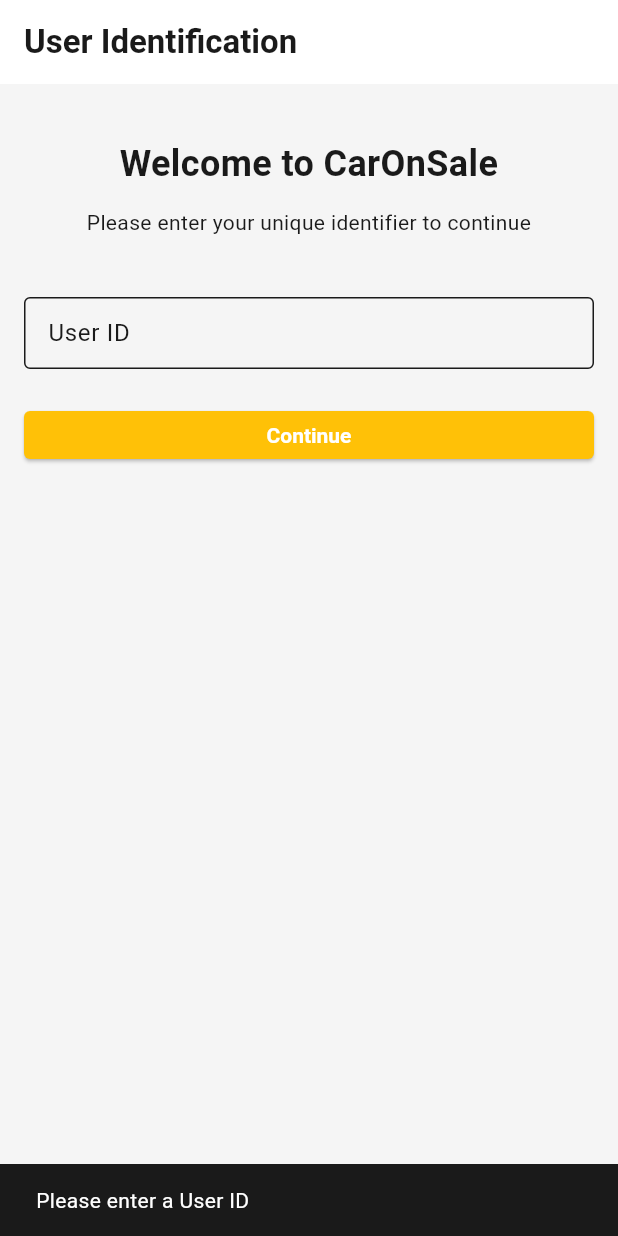
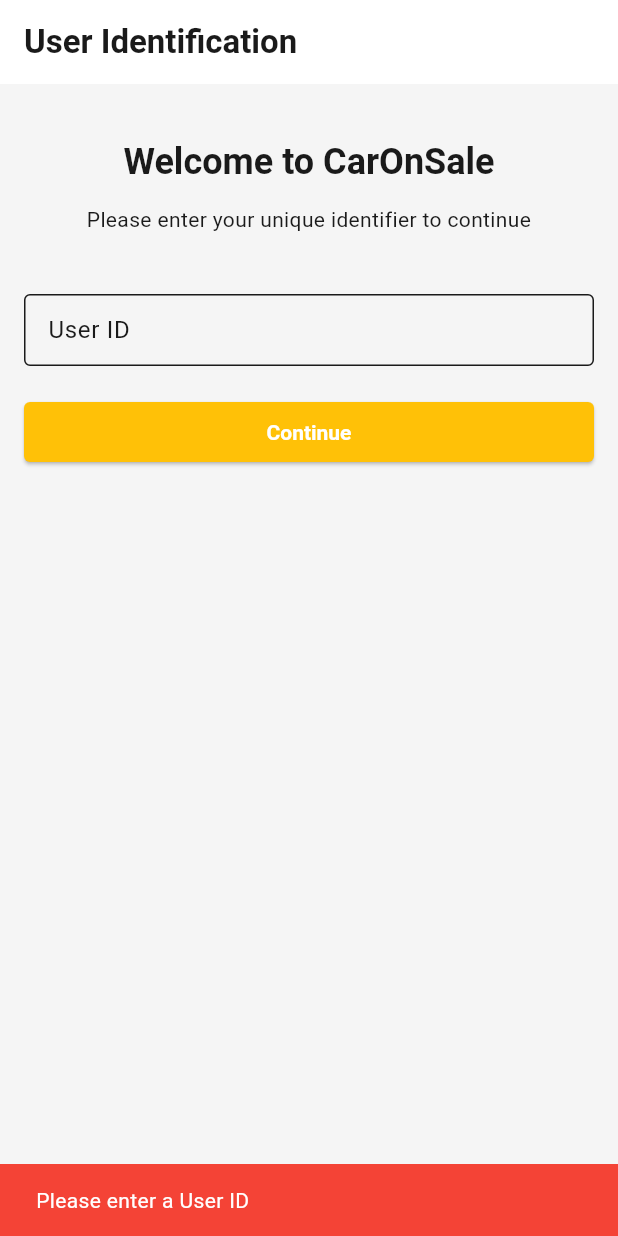
Before and after one commit to alirezat66/car_challenge, a Flutter app: the screen it shows after launch, after a tap on "Continue", on a phone screen of 412 x 824 dp. Run offline on Flutter 3.47's test engine with Material 3 defaults, Android fonts, the phone set to English and light mode, and no system bars; our stand-ins replace bloc, dartz, equatable, flutter_bloc, get_it, go_router and 1 more.

Commit message:
Add NotificationServiceFactory and integrate notification handling in UserIdentificationPage

```diff
--- /dev/null
+++ b/lib/core/notification/notification_factory.dart
@@ -0,0 +1,9 @@
+import 'package:car_challenge/core/notification/notification_service.dart';
+import 'package:car_challenge/core/notification/snackbar_service.dart';
+import 'package:flutter/material.dart';
+
+class NotificationServiceFactory {
+  static NotificationService create(BuildContext context) {
+    return SnackBarService(context);
+  }
+}
--- a/lib/features/user_identification/presentation/pages/user_identification_page.dart
+++ b/lib/features/user_identification/presentation/pages/user_identification_page.dart
@@ -1,4 +1,8 @@
 import 'package:car_challenge/core/di/service_locator.dart';
+import 'package:car_challenge/core/notification/notification_factory.dart';
+import 'package:car_challenge/core/notification/notification_service.dart';
+import 'package:car_challenge/core/notification/notification_type.dart';
+import 'package:car_challenge/core/theme/theme_extension.dart';
 import 'package:car_challenge/features/user_identification/presentation/cubit/user_identification_cubit.dart';
 import 'package:flutter/material.dart';
 import 'package:flutter_bloc/flutter_bloc.dart';
@@ -15,13 +19,12 @@ class UserIdentificationPage extends StatefulWidget {
 
 class _UserIdentificationPageState extends State<UserIdentificationPage> {
   final TextEditingController _controller = TextEditingController();
+  late NotificationService _notificationService;
 
   @override
   void initState() {
     super.initState();
-    // Check if user already exists
-    // ignore: use_build_context_synchronously
-    Future.microtask(() => context.read<UserIdentificationCubit>().loadUser());
+    _notificationService = NotificationServiceFactory.create(context);
   }
 
   @override
@@ -33,7 +36,7 @@ class _UserIdentificationPageState extends State<UserIdentificationPage> {
   @override
   Widget build(BuildContext context) {
     return BlocProvider(
-      create: (context) => locator<UserIdentificationCubit>()..getUser,
+      create: (context) => locator<UserIdentificationCubit>()..loadUser(),
       child: Scaffold(
         appBar: AppBar(title: const Text('User Identification')),
         body: BlocConsumer<UserIdentificationCubit, UserIdentificationState>(
@@ -42,12 +45,9 @@ class _UserIdentificationPageState extends State<UserIdentificationPage> {
               // Navigate to vehicle selection page on successful identification
               context.go('/vehicle_selection');
             } else if (state.status == IdentificationStatus.error) {
-              ScaffoldMessenger.of(context).showSnackBar(
-                SnackBar(
-                  content: Text('Error: ${state.errorMessage}'),
-                  backgroundColor: Colors.red,
-                ),
-              );
+              _notificationService.showMessage(
+                  message: 'Error: ${state.errorMessage}',
+                  type: NotificationType.error);
             }
           },
           builder: (context, state) {
@@ -61,12 +61,10 @@ class _UserIdentificationPageState extends State<UserIdentificationPage> {
                 crossAxisAlignment: CrossAxisAlignment.stretch,
                 children: [
                   const SizedBox(height: 20),
-                  const Text(
+                  Text(
                     'Welcome to CarOnSale',
-                    style: TextStyle(
-                      fontSize: 24,
-                      fontWeight: FontWeight.bold,
-                    ),
+                    style: context.headlineSmall
+                        .copyWith(fontWeight: FontWeight.bold),
                     textAlign: TextAlign.center,
                   ),
                   const SizedBox(height: 12),
@@ -86,22 +84,7 @@ class _UserIdentificationPageState extends State<UserIdentificationPage> {
                   ),
                   const SizedBox(height: 24),
                   ElevatedButton(
-                    onPressed: () {
-                      if (_controller.text.isNotEmpty) {
-                        context
-                            .read<UserIdentificationCubit>()
-                            .saveUserId(_controller.text);
-                      } else {
-                        ScaffoldMessenger.of(context).showSnackBar(
-                          const SnackBar(
-                            content: Text('Please enter a User ID'),
-                          ),
-                        );
-                      }
-                    },
-                    style: ElevatedButton.styleFrom(
-                      padding: const EdgeInsets.symmetric(vertical: 12),
-                    ),
+                    onPressed: () => _login(),
                     child: const Text('Continue'),
                   ),
                 ],
@@ -112,4 +95,13 @@ class _UserIdentificationPageState extends State<UserIdentificationPage> {
       ),
     );
   }
+
+  _login() {
+    if (_controller.text.isNotEmpty) {
+      context.read<UserIdentificationCubit>().saveUserId(_controller.text);
+    } else {
+      _notificationService.showMessage(
+          message: 'Please enter a User ID', type: NotificationType.error);
+    }
+  }
 }
```
Also changed, not shown: 2 other files.
